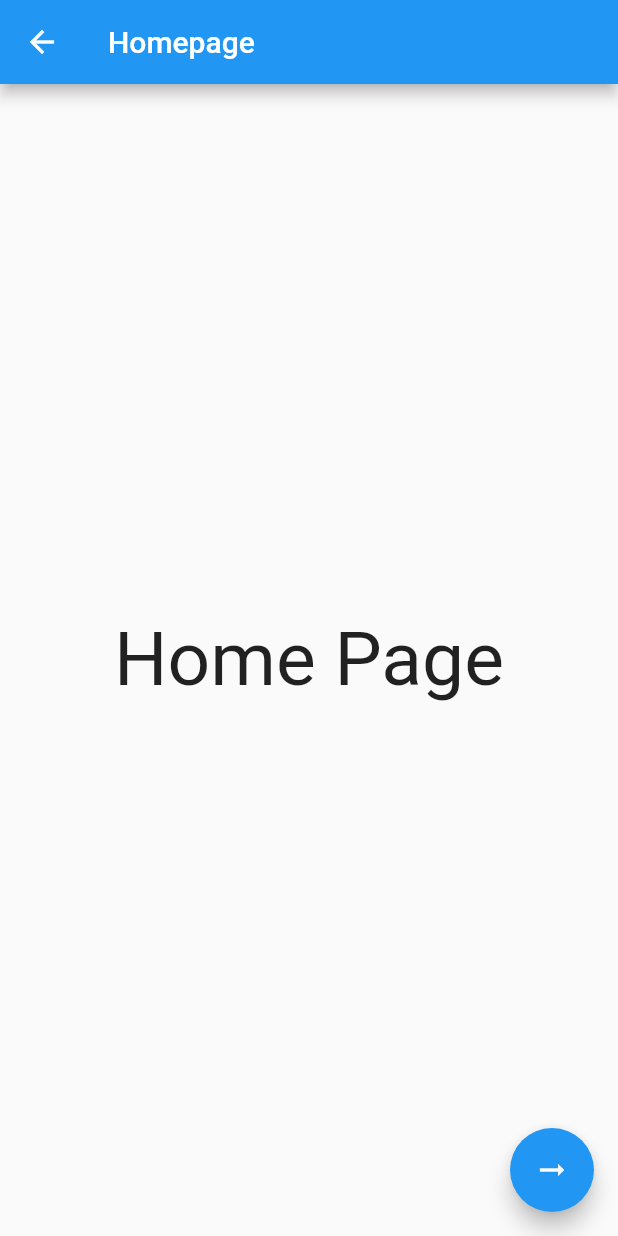
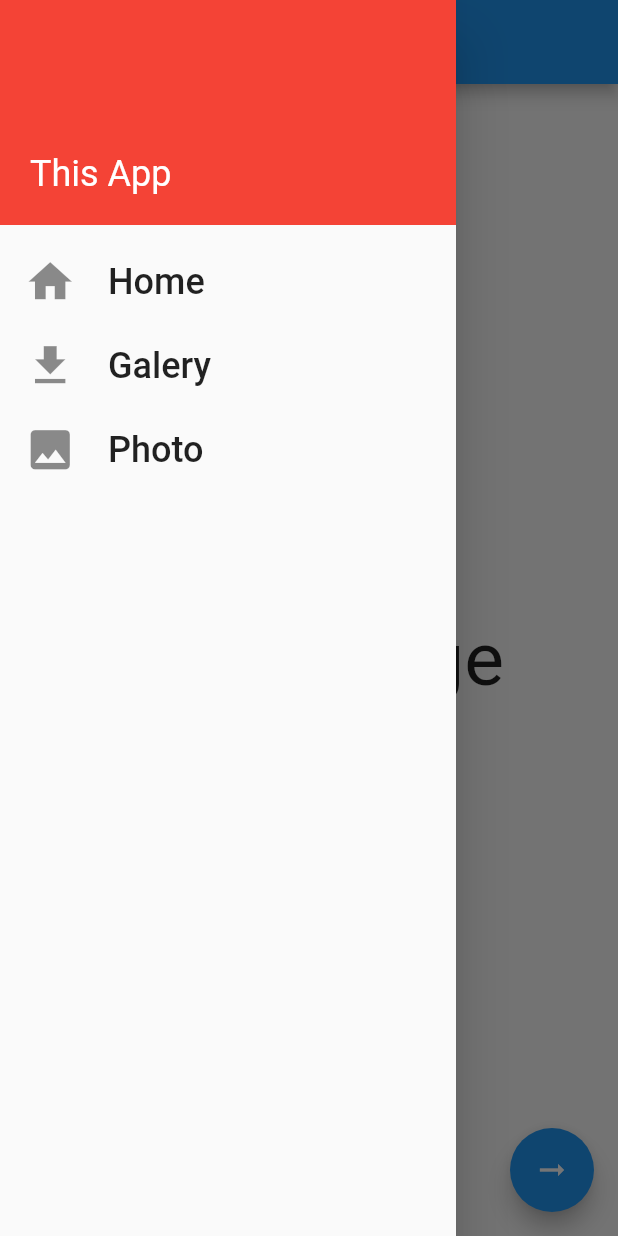
Before and after one commit to chanddut/Learn-Flutter, a Flutter app: the screen it shows after launch, with the side drawer open (before the commit the screen has no drawer), on a phone screen of 412 x 824 dp. Run offline on Flutter 3.47's test engine with Material 2 defaults, Android fonts, the phone set to English and light mode, and no system bars; our stand-ins replace faker.

Commit message:
Flutter Commit

```diff
--- a/lib/Pages/home_page.dart
+++ b/lib/Pages/home_page.dart
@@ -1,5 +1,6 @@
 import 'package:flutter/material.dart';
 import 'package:flutter_application_1/Pages/gallery_page.dart';
+import 'package:flutter_application_1/Pages/photo_page.dart';
 
 class HomePage extends StatelessWidget {
   static const routeName = '/homepage';
@@ -12,6 +13,65 @@ class HomePage extends StatelessWidget {
         "Home Page",
         style: TextStyle(fontSize: 50),
       )),
+      drawer: Drawer(
+          child: Column(
+        children: [
+          Container(
+            padding: EdgeInsets.all(20),
+            width: double.infinity,
+            height: 150,
+            color: Colors.red,
+            alignment: Alignment.bottomLeft,
+            child: Text(
+              "This App",
+              style: TextStyle(fontSize: 24, color: Colors.white),
+            ),
+          ),
+          SizedBox(height: 10),
+          ListTile(
+            onTap: () {
+              Navigator.of(context).pushReplacement(MaterialPageRoute(
+                builder: (context) {
+                  return HomePage();
+                },
+              ));
+            },
+            leading: Icon(
+              Icons.home,
+              size: 35,
+            ),
+            title: Text("Home", style: TextStyle(fontSize: 24)),
+          ),
+          ListTile(
+            onTap: () {
+              Navigator.of(context).pushReplacement(MaterialPageRoute(
+                builder: (context) {
+                  return GalleryPage();
+                },
+              ));
+            },
+            leading: Icon(
+              Icons.file_download,
+              size: 35,
+            ),
+            title: Text("Galery", style: TextStyle(fontSize: 24)),
+          ),
+          ListTile(
+            onTap: () {
+              Navigator.of(context).pushReplacement(MaterialPageRoute(
+                builder: (context) {
+                  return PhotoPage();
+                },
+              ));
+            },
+            leading: Icon(
+              Icons.photo,
+              size: 35,
+            ),
+            title: Text("Photo", style: TextStyle(fontSize: 24)),
+          ),
+        ],
+      )),
       floatingActionButton: FloatingActionButton(
           onPressed: () {
             Navigator.of(context).pushNamed(GalleryPage.routeName);
```
Also changed, not shown: lib/Pages/gallery_page.dart (+59 -0 lines), lib/Pages/main_page.dart (added, +37 -0 lines), lib/Pages/photo_page.dart (+61 -0 lines).
